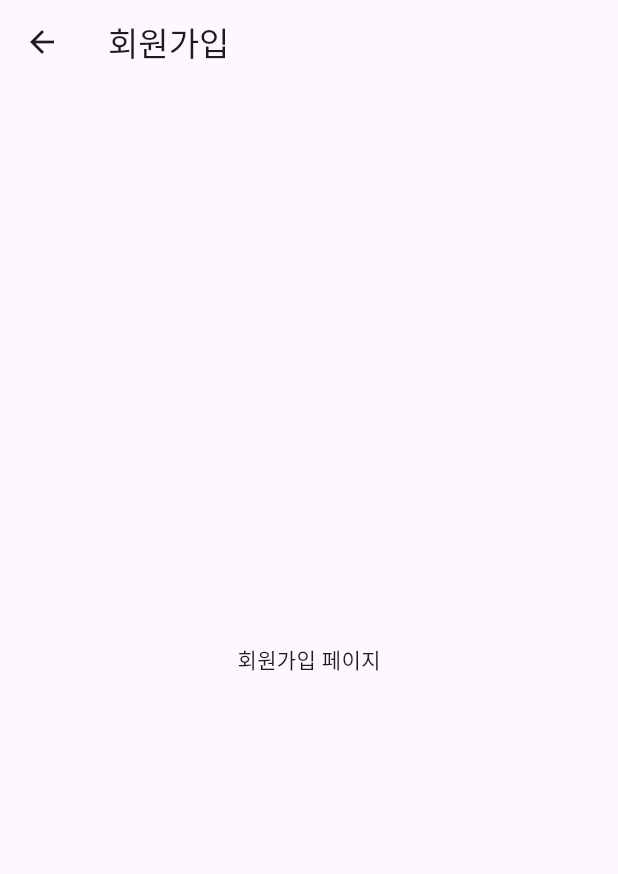
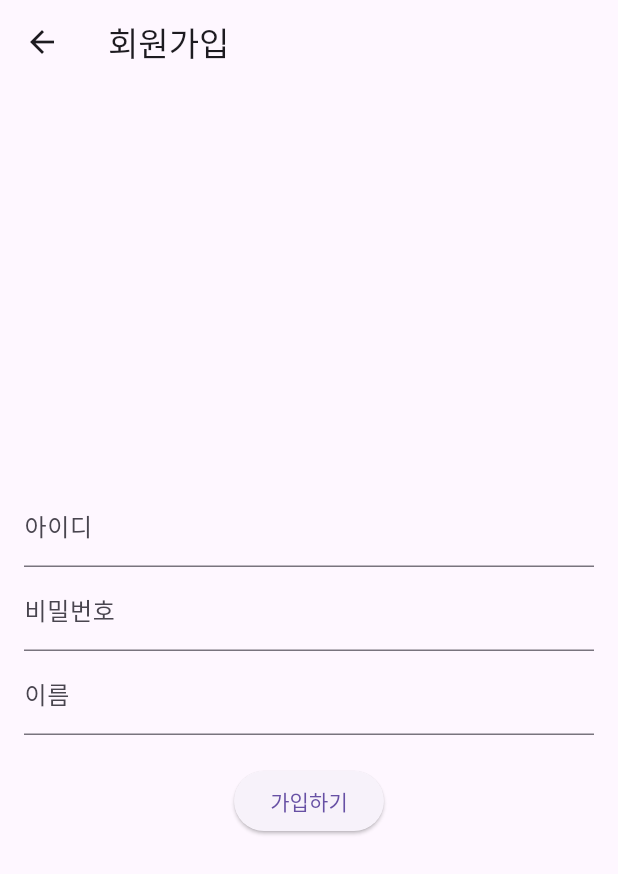
Before and after one commit to kys7442/ex8, a Flutter app: the SignUpPage screen opened directly, on a phone screen of 412 x 824 dp. Shown: the top 874 px of the screen. Run offline on Flutter 3.47's test engine with Material 3 defaults, Android fonts, the phone set to English and light mode, and no system bars; our stand-ins replace flutter_dotenv, google_mobile_ads; network calls fail.

```diff
--- a/lib/screens/sign_up_page.dart
+++ b/lib/screens/sign_up_page.dart
@@ -1,14 +1,88 @@
 import 'package:flutter/material.dart';
+import 'package:http/http.dart' as http;
+import 'dart:convert';
 
-class SignUpPage extends StatelessWidget {
+class SignUpPage extends StatefulWidget {
   const SignUpPage({super.key});
+
+  @override
+  _SignUpPageState createState() => _SignUpPageState();
+}
+
+class _SignUpPageState extends State<SignUpPage> {
+  final TextEditingController _usernameController = TextEditingController();
+  final TextEditingController _passwordController = TextEditingController();
+  final TextEditingController _nameController = TextEditingController();
+
+  Future<void> _signUp() async {
+    final String username = _usernameController.text;
+    final String password = _passwordController.text;
+    final String name = _nameController.text;
+
+    if (username.isEmpty || password.isEmpty || name.isEmpty) {
+      ScaffoldMessenger.of(context).showSnackBar(
+        SnackBar(content: Text('모든 필드를 입력해주세요.')),
+      );
+      return;
+    }
+
+    try {
+      final response = await http.post(
+        Uri.parse('https://yourapi.com/api/signupProc'),
+        headers: {'Content-Type': 'application/json'},
+        body: json.encode({
+          'username': username,
+          'password': password,
+          'name': name,
+        }),
+      );
+
+      if (response.statusCode == 200) {
+        ScaffoldMessenger.of(context).showSnackBar(
+          SnackBar(content: Text('회원가입 성공!')),
+        );
+        Navigator.pop(context);
+      } else {
+        ScaffoldMessenger.of(context).showSnackBar(
+          SnackBar(content: Text('회원가입 실패: ${response.body}')),
+        );
+      }
+    } catch (e) {
+      ScaffoldMessenger.of(context).showSnackBar(
+        SnackBar(content: Text('에러 발생: $e')),
+      );
+    }
+  }
 
   @override
   Widget build(BuildContext context) {
     return Scaffold(
       appBar: AppBar(title: Text('회원가입')),
-      body: Center(
-        child: Text('회원가입 페이지'),
+      body: Padding(
+        padding: const EdgeInsets.all(16.0),
+        child: Column(
+          mainAxisAlignment: MainAxisAlignment.center,
+          children: [
+            TextField(
+              controller: _usernameController,
+              decoration: InputDecoration(labelText: '아이디'),
+            ),
+            TextField(
+              controller: _passwordController,
+              decoration: InputDecoration(labelText: '비밀번호'),
+              obscureText: true,
+            ),
+            TextField(
+              controller: _nameController,
+              decoration: InputDecoration(labelText: '이름'),
+            ),
+            SizedBox(height: 20),
+            ElevatedButton(
+              onPressed: _signUp,
+              child: Text('가입하기'),
+            ),
+          ],
+        ),
       ),
     );
   }
```
Also changed, not shown: lib/screens/home_page.dart (+11 -14 lines).
